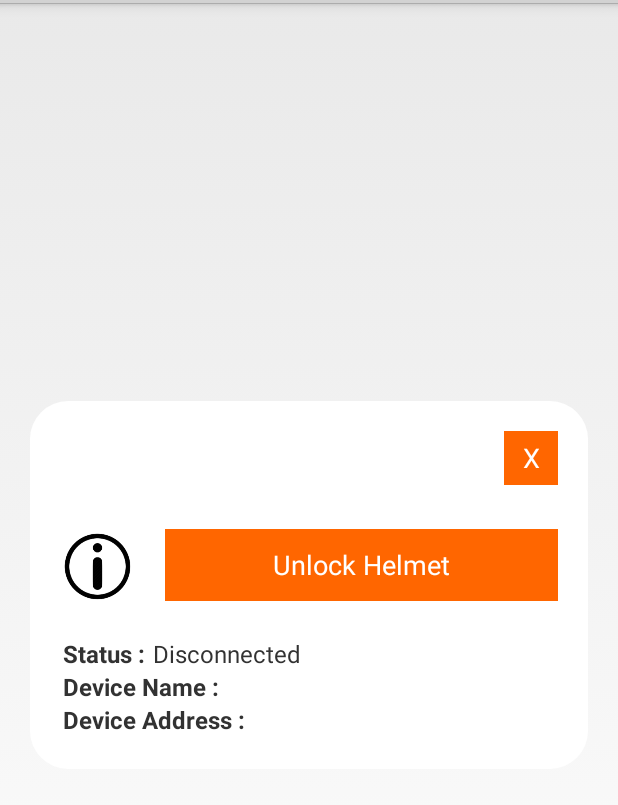
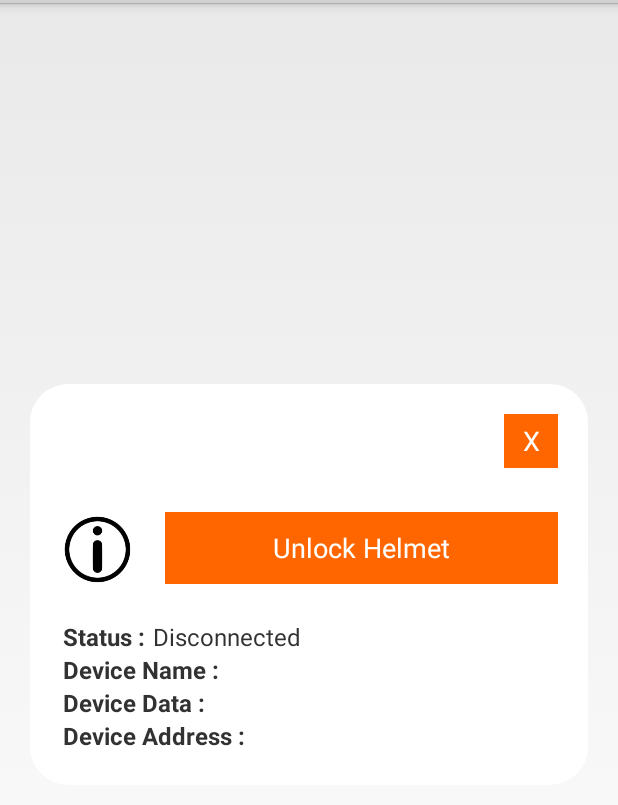
Before and after one commit to noelmurillo15/HelmetBuddy, an Android app: the layout popupwindow.xml on its own in the app's theme, with its tools: preview values and no code run, on a phone screen of 412 x 824 dp, the part 69-874 px from its top. Run offline under Robolectric (Android 15) with nearby library versions, the phone set to English and light mode, and no system bars.

Commit message:
Helmet Lock working with Timothy's Firmware
- Successfully writes to custom service

```diff
--- a/Application/src/main/java/com/example/android/bluetoothlegatt/DeviceScanActivity.java
+++ b/Application/src/main/java/com/example/android/bluetoothlegatt/DeviceScanActivity.java
@@ -243,7 +243,7 @@ public class DeviceScanActivity extends ListActivity {
                         public void run() {
                             if (device.getName() != null) {
 //                                System.out.println("*****   Found bluetooth device : " + device.getName());
-                                if(device.getName().contains("Adafruit")) {
+                                if(device.getName().contains("HelmetLock")) {
 //                                    System.out.println("*****   Device is an Adafruit! ");
                                     if (mLeDeviceListAdapter.checkIfExists(device)) {
                                         System.out.println("*****   Adding Adafruit Device : ");
--- a/Application/src/main/res/layout/popupwindow.xml
+++ b/Application/src/main/res/layout/popupwindow.xml
@@ -122,6 +122,30 @@
             android:layout_height="wrap_content"
             android:orientation="horizontal">
 
+            <TextView
+                android:id="@+id/popup_device_data"
+                android:text="@string/label_device_data"
+                android:layout_width="match_parent"
+                android:layout_height="wrap_content"
+                android:textSize="16sp"
+                android:textStyle="bold"
+                android:typeface="normal" />
+
+            <TextView
+                android:id="@+id/device_data"
+                android:layout_width="match_parent"
+                android:layout_height="wrap_content"
+                android:textSize="16sp"
+                android:textStyle="normal"
+                android:typeface="normal" />
+
+        </LinearLayout>
+
+        <LinearLayout
+            android:layout_width="wrap_content"
+            android:layout_height="wrap_content"
+            android:orientation="horizontal">
+
         <TextView
             android:id="@+id/popup_device_address"
             android:text="@string/label_device_address"
--- a/Application/src/main/res/values/strings.xml
+++ b/Application/src/main/res/values/strings.xml
@@ -27,6 +27,7 @@
     <string name="lock_this_helmet">Lock Helmet</string>
     <string name="close_popup_btn">X</string>
     <string name="label_device_name">Device Name : </string>
+    <string name="label_device_data">Device Data : </string>
     <string name="label_device_address">Device Address : </string>
 
 </resources>
```
Also changed, not shown: Application/src/main/java/com/example/android/bluetoothlegatt/BluetoothLeService.java (+14 -3 lines), Application/src/main/java/com/example/android/bluetoothlegatt/DeviceControlActivity.java (+60 -30 lines).
